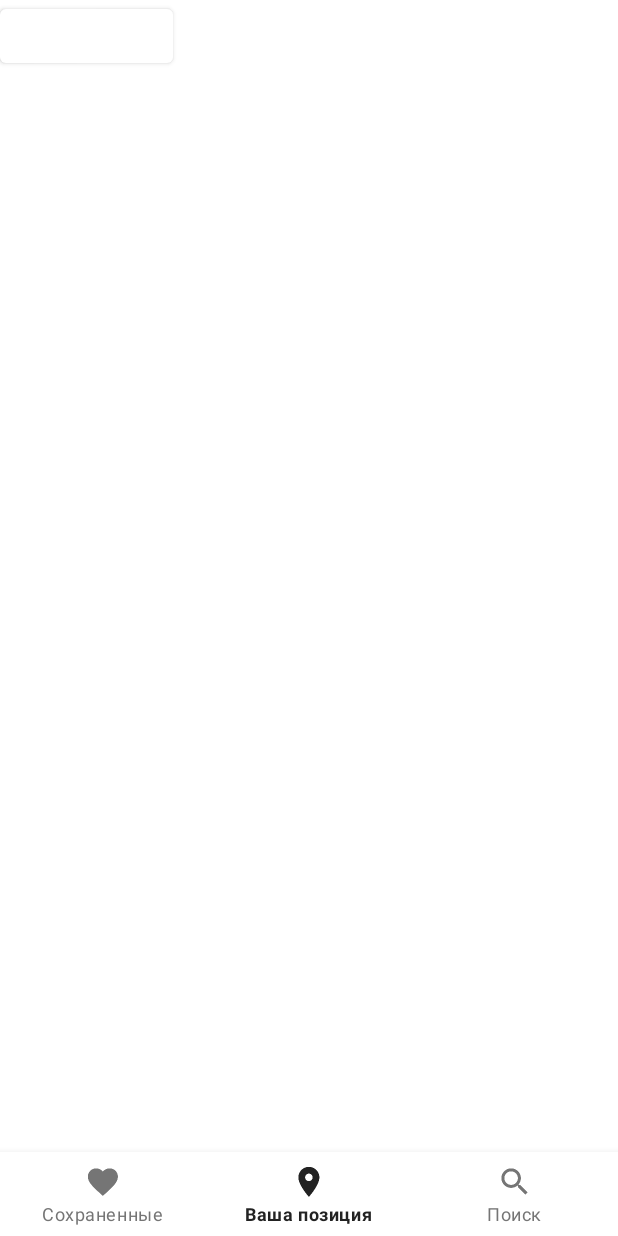
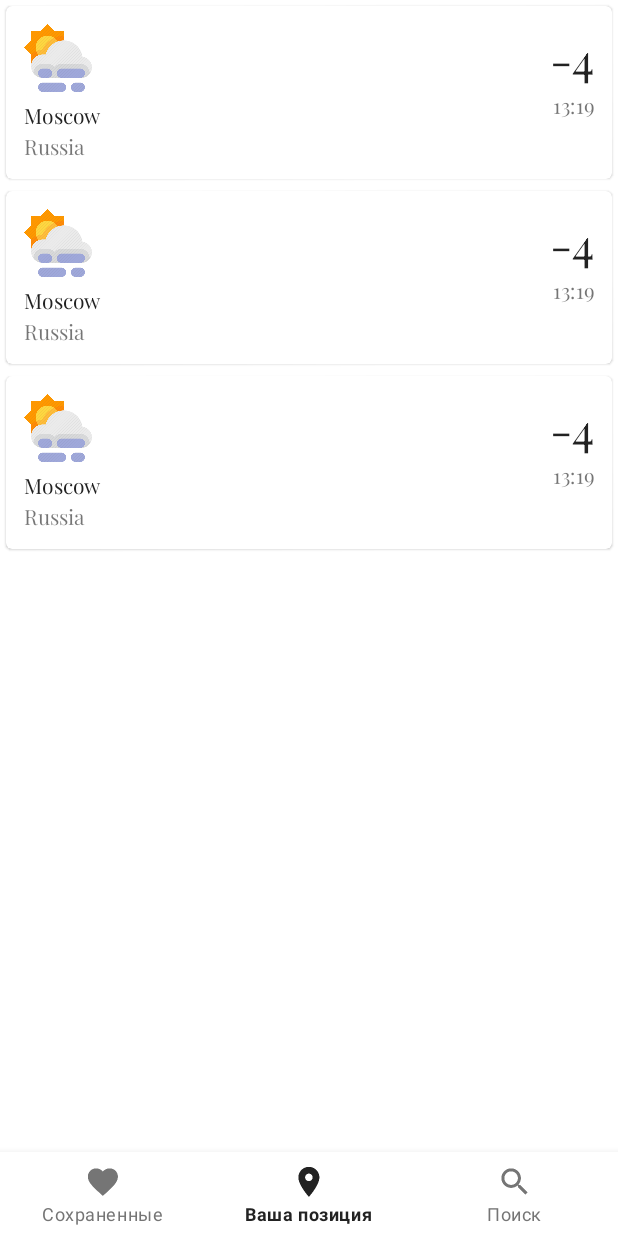
Before and after one commit to vldrshv/android_forecast, an Android app: the fragment FavouriteLocationsF placed in its activity, on a phone screen of 412 x 824 dp. Run offline under Robolectric (Android 15) with nearby library versions, the phone set to English and light mode, and no system bars; libraries missing offline, so code that uses them is left out: bg.devlabs.transitioner; Roboto replaces fonts that are not available here; 5 statements that could not run were skipped.

Commit message:
added new entities, added Location Data Source

```diff
--- /dev/null
+++ b/Forecast/app/src/main/java/com/example/vldrshv/forecast/SearchedLocationsDataSource.kt
@@ -0,0 +1,5 @@
+package com.example.vldrshv.forecast
+
+class SearchedLocationsDataSource {
+    //TODO: SEARCHED_LOCATIONS_DATA_BASE
+}
--- /dev/null
+++ b/Forecast/app/src/main/java/com/example/vldrshv/forecast/WeatherDataSource.kt
@@ -0,0 +1,5 @@
+package com.example.vldrshv.forecast
+
+class WeatherDataSource() {
+    // TODO : API + DATA_BASE
+}
--- /dev/null
+++ b/Forecast/app/src/main/java/com/example/vldrshv/forecast/adapters/FavouriteListAdapter.kt
@@ -0,0 +1,29 @@
+package com.example.vldrshv.forecast.adapters
+
+import android.view.LayoutInflater
+import android.view.View
+import android.view.ViewGroup
+import androidx.recyclerview.widget.RecyclerView
+import com.example.vldrshv.forecast.R
+
+class FavouriteListAdapter : RecyclerView.Adapter<FavouriteListAdapter.FavouriteHolder>() {
+    override fun onCreateViewHolder(parent: ViewGroup, viewType: Int): FavouriteHolder {
+        val itemView = LayoutInflater.from(parent?.context).inflate(R.layout.favourite_location_card, parent, false)
+        return FavouriteHolder(itemView)
+    }
+
+    override fun getItemCount(): Int {
+        return 3//TODO("not implemented") //To change body of created functions use File | Settings | File Templates.
+    }
+
+    override fun onBindViewHolder(holder: FavouriteHolder, position: Int) {
+
+    }
+
+
+    class FavouriteHolder(itemView: View) : RecyclerView.ViewHolder(itemView) {
+        init {
+
+        }
+    }
+}
--- a/Forecast/app/src/main/java/com/example/vldrshv/forecast/MainAnimation.kt
+++ b/Forecast/app/src/main/java/com/example/vldrshv/forecast/animations/MainAnimation.kt
@@ -1,4 +1,4 @@
-package com.example.vldrshv.forecast
+package com.example.vldrshv.forecast.animations
 
 import android.os.Handler
 
--- a/Forecast/app/src/main/java/com/example/vldrshv/forecast/CurrentLocationsF.kt
+++ b/Forecast/app/src/main/java/com/example/vldrshv/forecast/fragments/CurrentLocationsF.kt
@@ -1,12 +1,12 @@
-package com.example.vldrshv.forecast
+package com.example.vldrshv.forecast.fragments
 
 import android.os.Bundle
-import android.os.Handler
-import android.util.Log
 import android.view.*
 import android.view.animation.AccelerateDecelerateInterpolator
 import androidx.fragment.app.Fragment
 import bg.devlabs.transitioner.Transitioner
+import com.example.vldrshv.forecast.animations.MainAnimation
+import com.example.vldrshv.forecast.R
 
 import kotlinx.android.synthetic.main.current_locations_fragment.*
 
--- a/Forecast/app/src/main/java/com/example/vldrshv/forecast/FavouriteLocationsF.kt
+++ b/Forecast/app/src/main/java/com/example/vldrshv/forecast/fragments/FavouriteLocationsF.kt
@@ -1,20 +1,30 @@
-package com.example.vldrshv.forecast
+package com.example.vldrshv.forecast.fragments
 
 import android.os.Bundle
 import android.view.LayoutInflater
 import android.view.View
 import android.view.ViewGroup
 import androidx.fragment.app.Fragment
+import androidx.recyclerview.widget.LinearLayoutManager
+import androidx.recyclerview.widget.RecyclerView
+import com.example.vldrshv.forecast.R
+import com.example.vldrshv.forecast.adapters.FavouriteListAdapter
 
 
 class FavouriteLocationsF : Fragment() {
     private val CLASS_TAG = "FavouriteLocationsF"
 
     private var rootView: View? = null
+    private var favouritesList: RecyclerView? = null
 
     override fun onCreateView(inflater: LayoutInflater, container: ViewGroup?, savedInstanceState: Bundle?): View? {
         rootView = inflater?.inflate(R.layout.favourite_locations_fragment, container, false)
         activity!!.window.statusBarColor = activity!!.getColor(R.color.colorPrimary)
+
+        favouritesList = rootView!!.findViewById(R.id.favouritesList) as RecyclerView
+        favouritesList!!.layoutManager = LinearLayoutManager(activity!!)
+        favouritesList!!.adapter = FavouriteListAdapter()
+
         return rootView
     }
 
--- a/Forecast/app/src/main/res/layout/current_locations_fragment.xml
+++ b/Forecast/app/src/main/res/layout/current_locations_fragment.xml
@@ -17,7 +17,7 @@
         app:layout_constraintEnd_toEndOf="parent"
         app:layout_constraintStart_toStartOf="parent">
 
-        <com.example.vldrshv.forecast.StarAnimationView
+        <com.example.vldrshv.forecast.animations.StarAnimationView
             android:id="@+id/animatedView"
             android:layout_width="match_parent"
             android:layout_height="match_parent"
--- /dev/null
+++ b/Forecast/app/src/main/res/layout/favourite_location_card.xml
@@ -0,0 +1,88 @@
+<?xml version="1.0" encoding="utf-8"?>
+<LinearLayout xmlns:android="http://schemas.android.com/apk/res/android"
+    xmlns:app="http://schemas.android.com/apk/res-auto"
+    android:orientation="vertical"
+    android:layout_width="match_parent"
+    android:layout_height="wrap_content"
+    >
+
+    <com.google.android.material.card.MaterialCardView
+        android:id="@+id/card"
+        style="@style/Widget.MaterialComponents.CardView"
+        android:layout_width="match_parent"
+        android:layout_height="wrap_content"
+        android:layout_margin="4dp"
+        android:layout_marginLeft="@dimen/mtrl_card_spacing"
+        android:layout_marginTop="@dimen/mtrl_card_spacing"
+        android:layout_marginRight="@dimen/mtrl_card_spacing">
+
+        <LinearLayout
+            android:layout_width="match_parent"
+            android:layout_height="wrap_content"
+            android:orientation="horizontal"
+            android:padding="12dp">
+
+            <LinearLayout
+                android:layout_width="match_parent"
+                android:layout_height="wrap_content"
+                android:layout_weight="1"
+                android:orientation="vertical">
+
+                <ImageView
+                    android:id="@+id/imageView8"
+                    android:layout_width="50dp"
+                    android:layout_height="50dp"
+                    android:layout_weight="4"
+                    app:srcCompat="@drawable/day_fog" />
+
+                <TextView
+                    android:id="@+id/card_location"
+                    android:layout_width="match_parent"
+                    android:layout_height="wrap_content"
+                    android:layout_weight="1"
+                    android:fontFamily="@font/playfair_display"
+                    android:text="Moscow"
+                    android:textColor="@color/colorMenuSelected" />
+
+                <TextView
+                    android:id="@+id/card_country"
+                    android:layout_width="match_parent"
+                    android:layout_height="wrap_content"
+                    android:layout_weight="1"
+                    android:fontFamily="@font/playfair_display"
+                    android:text="Russia" />
+
+            </LinearLayout>
+
+            <LinearLayout
+                android:layout_width="match_parent"
+                android:layout_height="wrap_content"
+                android:layout_weight="1"
+                android:orientation="vertical">
+
+                <TextView
+                    android:id="@+id/card_temperature"
+                    android:layout_width="match_parent"
+                    android:layout_height="wrap_content"
+                    android:layout_weight="1"
+                    android:fontFamily="@font/playfair_display"
+                    android:text="-4"
+                    android:textAlignment="textEnd"
+                    android:textColor="@color/colorMenuSelected"
+                    android:textSize="30sp" />
+
+                <TextView
+                    android:id="@+id/card_time"
+                    android:layout_width="match_parent"
+                    android:layout_height="wrap_content"
+                    android:layout_weight="1"
+                    android:fontFamily="@font/playfair_display"
+                    android:text="13:19"
+                    android:textAlignment="textEnd" />
+            </LinearLayout>
+
+        </LinearLayout>
+
+    </com.google.android.material.card.MaterialCardView>
+
+</LinearLayout>
--- a/Forecast/app/src/main/res/layout/favourite_locations_fragment.xml
+++ b/Forecast/app/src/main/res/layout/favourite_locations_fragment.xml
@@ -5,9 +5,10 @@
     android:layout_height="match_parent"
     android:orientation="vertical">
 
-    <com.google.android.material.button.MaterialButton
-        android:id="@+id/button2"
-        android:layout_width="wrap_content"
-        android:layout_height="wrap_content"
-        android:text="Favourite" />
+        <androidx.recyclerview.widget.RecyclerView
+            android:id="@+id/favouritesList"
+            android:layout_width="match_parent"
+            android:layout_height="match_parent">
+
+        </androidx.recyclerview.widget.RecyclerView>
 </LinearLayout>
```
Also changed, not shown: Forecast/app/src/main/gen/com/example/vldrshv/forecast/BuildConfig.java (added, +8 -0 lines), Forecast/app/src/main/gen/com/example/vldrshv/forecast/Manifest.java (added, +7 -0 lines), Forecast/app/src/main/gen/com/example/vldrshv/forecast/R.java (added, +7 -0 lines), Forecast/app/src/main/java/com/example/vldrshv/forecast/Location.kt (added, +8 -0 lines), Forecast/app/src/main/java/com/example/vldrshv/forecast/LocationDataSource.kt (added, +89 -0 lines), Forecast/app/src/main/java/com/example/vldrshv/forecast/MainActivity.kt (+7 -2 lines), Forecast/app/src/main/java/com/example/vldrshv/forecast/animations/StarAnimationView.kt (renamed from Forecast/app/src/main/java/com/example/vldrshv/forecast/StarAnimationView.kt, +4 -3 lines), Forecast/app/src/main/java/com/example/vldrshv/forecast/fragments/SearchLocationsF.kt (renamed from Forecast/app/src/main/java/com/example/vldrshv/forecast/SearchLocationsF.kt, +3 -6 lines).
